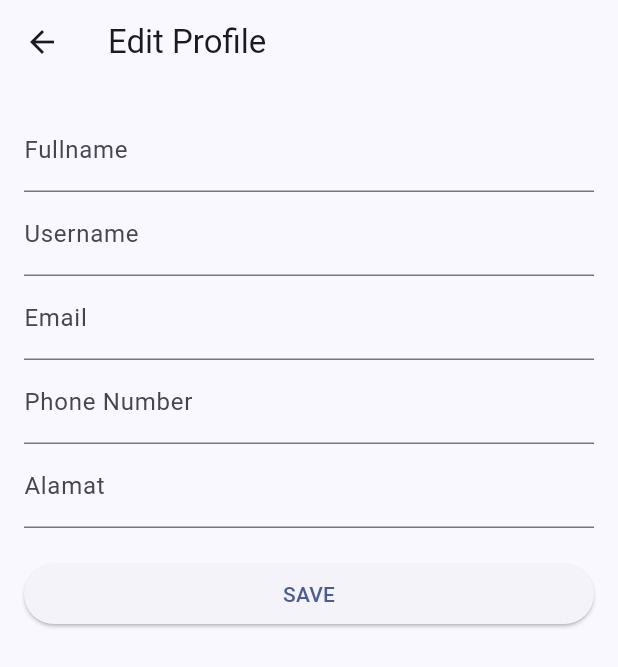
After one commit to Bismillah-Menang/eBadean, a Flutter app: the EditProfilePage screen opened directly, after a tap on "SAVE", on a phone screen of 412 x 824 dp. The commit adds this screen. Shown: the top 667 px of the screen. Run offline on Flutter 3.47's test engine with Material 3 defaults, Android fonts, the phone set to English and light mode, and no system bars; our stand-ins replace awesome_dialog, shared_preferences, sqflite; missing offline and left inert: mailer; accounts and stored records are empty; network calls fail.

Commit message:
Fungsi Update Profil

```diff
--- a/lib/models/user.dart
+++ b/lib/models/user.dart
@@ -17,7 +17,6 @@ class User {
   late String? pekerjaan;
   late String? status_nikah;
   late String? nik;
-  late String? token;
 
   User({
     required this.id,
--- /dev/null
+++ b/lib/ui/editprofil.dart
@@ -0,0 +1,163 @@
+import 'package:e_badean/database/db_helper.dart';
+import 'package:e_badean/ip.dart';
+import 'package:e_badean/models/user.dart';
+import 'package:flutter/material.dart';
+import 'package:http/http.dart' as http;
+import 'dart:convert';
+import 'package:shared_preferences/shared_preferences.dart';
+
+class EditProfilePage extends StatefulWidget {
+  final VoidCallback? onProfileUpdated;
+
+  const EditProfilePage({Key? key, this.onProfileUpdated}) : super(key: key);
+
+  @override
+  _EditProfilePageState createState() => _EditProfilePageState();
+}
+
+class _EditProfilePageState extends State<EditProfilePage> {
+  final TextEditingController fullNameController = TextEditingController();
+  final TextEditingController userNameController = TextEditingController();
+  final TextEditingController emailController = TextEditingController();
+  final TextEditingController phoneNumberController = TextEditingController();
+  final TextEditingController alamatController = TextEditingController();
+
+  @override
+  void initState() {
+    super.initState();
+    _populateUserData();
+  }
+
+  @override
+  Widget build(BuildContext context) {
+    return Scaffold(
+      appBar: AppBar(
+        title: Text('Edit Profile'),
+      ),
+      body: Padding(
+        padding: EdgeInsets.all(16.0),
+        child: Column(
+          crossAxisAlignment: CrossAxisAlignment.stretch,
+          children: [
+            TextField(
+              controller: fullNameController,
+              decoration: InputDecoration(labelText: 'Fullname'),
+            ),
+            TextField(
+              controller: userNameController,
+              decoration: InputDecoration(labelText: 'Username'),
+            ),
+            TextField(
+              controller: emailController,
+              decoration: InputDecoration(labelText: 'Email'),
+            ),
+            TextField(
+              controller: phoneNumberController,
+              decoration: InputDecoration(labelText: 'Phone Number'),
+            ),
+            TextField(
+              controller: phoneNumberController,
+              decoration: InputDecoration(labelText: 'Alamat'),
+            ),
+            SizedBox(height: 20),
+            ElevatedButton(
+              onPressed: () async {
+                bool result = await _updateProfile();
+                if (result) {
+                  Navigator.pop(context, true);
+                }
+              },
+              child: Text('SAVE'),
+            ),
+          ],
+        ),
+      ),
+    );
+  }
+
+  Future<void> _populateUserData() async {
+    User? user = await _getUserFromLocal();
+    if (user != null) {
+      setState(() {
+        fullNameController.text = user.nama_lengkap;
+        userNameController.text = user.username;
+        emailController.text = user.email;
+        phoneNumberController.text = user.no_hp ?? '';
+      });
+    }
+  }
+
+  Future<User?> _getUserFromLocal() async {
+    SharedPreferences prefs = await SharedPreferences.getInstance();
+    String? token = prefs.getString('token');
+    if (token != null) {
+      return DBHelper.getUserFromLocal(token);
+    } else {
+      return null;
+    }
+  }
+
+  Future<bool> _updateProfile() async {
+    SharedPreferences prefs = await SharedPreferences.getInstance();
+    String? token = prefs.getString('token');
+
+    if (token != null) {
+      String url = "${ApiConfig.baseUrl}/api/update_user";
+
+      try {
+        final response = await http.put(
+          Uri.parse(url),
+          headers: <String, String>{
+            'Authorization': 'Bearer $token',
+            'Content-Type': 'application/json',
+          },
+          body: jsonEncode(<String, dynamic>{
+            'nama_lengkap': fullNameController.text,
+            'username': userNameController.text,
+            'email': emailController.text,
+            'no_hp': phoneNumberController.text,
+            'alamat': alamatController.text,
+          }),
+        );
+
+        if (response.statusCode == 200) {
+          print("User data updated successfully");
+          await _updateUserToLocal(token);
+          return true;
+        } else {
+          print("Failed to update user data: ${response.body}");
+          return false;
+        }
+      } catch (error) {
+        print("Error updating user data: $error");
+        return false;
+      }
+    } else {
+      print("Token not found");
+      return false;
+    }
+  }
+
+  Future<User?> _updateUserToLocal(String token) async {
+    User? existingUser = await _getUserFromLocal();
+    if (existingUser != null) {
+      User updatedUser = User(
+        id: existingUser.id,
+        nama_lengkap: fullNameController.text,
+        username: userNameController.text,
+        email: emailController.text,
+        no_hp: phoneNumberController.text,
+        alamat: existingUser.alamat,
+        jenis_kelamin: existingUser.jenis_kelamin,
+        ttl: existingUser.ttl,
+        kebangsaan: existingUser.kebangsaan,
+        pekerjaan: existingUser.pekerjaan,
+        status_nikah: existingUser.status_nikah,
+        nik: existingUser.nik,
+      );
+
+      await DBHelper.updateUser(updatedUser, token);
+      _populateUserData();
+    }
+  }
+}
```
Also changed, not shown: lib/database/db_helper.dart (+16 -6 lines), lib/ui/bottomnav/profil.dart (+53 -2 lines), lib/ui/register/register.dart (+8 -9 lines), lib/models/berita.g.dart, lib/models/emailRegister.dart (line endings or trailing spaces), lib/models/emailRegister.g.dart, lib/models/layanan.g.dart, lib/models/user.g.dart.
